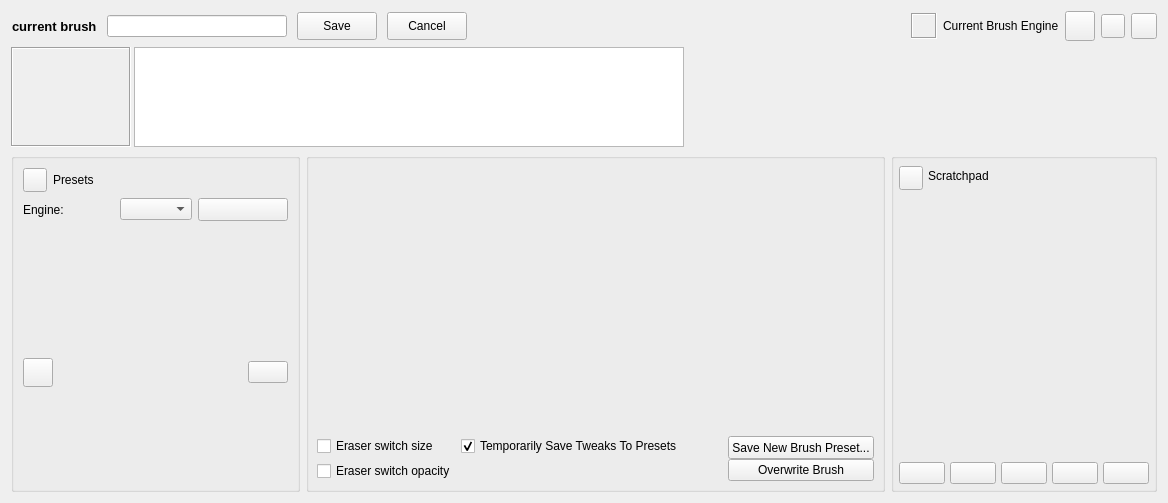
Before: the Qt Designer form libs/ui/forms/wdgpaintopsettings.ui in KDE/krita, drawn with Qt 5.
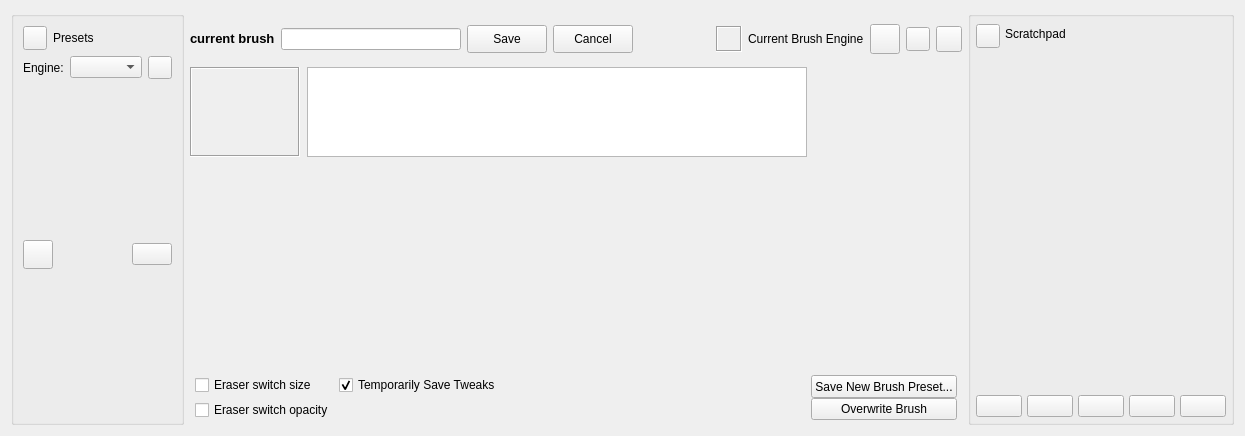
After: the same form once the commit is applied. Custom widgets are drawn as their Qt base class.

Commit message: Moved the scratchpad and presets list to the sides of the editor instead of underneath it

Diff of the .ui file:
```diff
--- a/libs/ui/forms/wdgpaintopsettings.ui
+++ b/libs/ui/forms/wdgpaintopsettings.ui
@@ -6,36 +6,237 @@
    <rect>
     <x>0</x>
     <y>0</y>
-    <width>1168</width>
-    <height>503</height>
+    <width>1245</width>
+    <height>436</height>
    </rect>
   </property>
   <property name="windowTitle">
    <string>Brush Editor</string>
   </property>
-  <layout class="QGridLayout" name="gridLayout_2">
-   <item row="0" column="0" colspan="3">
-    <layout class="QHBoxLayout" name="brushEditorDashboard">
-     <property name="spacing">
-      <number>9</number>
+  <layout class="QHBoxLayout" name="horizontalLayout_5">
+   <item>
+    <widget class="QGroupBox" name="presetsContainer">
+     <property name="title">
+      <string/>
      </property>
-     <property name="leftMargin">
-      <number>1</number>
+     <property name="alignment">
+      <set>Qt::AlignLeading|Qt::AlignLeft|Qt::AlignVCenter</set>
      </property>
+     <layout class="QVBoxLayout" name="verticalLayout_3">
      <item>
-      <layout class="QVBoxLayout" name="verticalLayout_4">
+       <layout class="QHBoxLayout" name="horizontalLayout_7">
+        <item>
+         <widget class="QPushButton" name="showPresetsButton">
+          <property name="minimumSize">
+           <size>
+            <width>24</width>
+            <height>24</height>
+           </size>
+          </property>
+          <property name="maximumSize">
+           <size>
+            <width>24</width>
+            <height>24</height>
+           </size>
+          </property>
+          <property name="text">
+           <string/>
+          </property>
+          <property name="iconSize">
+           <size>
+            <width>12</width>
+            <height>12</height>
+           </size>
+          </property>
+          <property name="shortcut">
+           <string notr="true"/>
+          </property>
+         </widget>
+        </item>
+        <item>
+         <widget class="QLabel" name="presetsSidebarLabel">
+          <property name="sizePolicy">
+           <sizepolicy hsizetype="Minimum" vsizetype="Minimum">
+            <horstretch>0</horstretch>
+            <verstretch>0</verstretch>
+           </sizepolicy>
+          </property>
+          <property name="text">
+           <string>Presets</string>
+          </property>
+         </widget>
+        </item>
+       </layout>
+      </item>
+      <item>
+       <layout class="QHBoxLayout" name="horizontalLayout_4">
+        <item>
+         <widget class="QLabel" name="engineFilterLabel">
+          <property name="sizePolicy">
+           <sizepolicy hsizetype="Minimum" vsizetype="Minimum">
+            <horstretch>0</horstretch>
+            <verstretch>0</verstretch>
+           </sizepolicy>
+          </property>
+          <property name="text">
+           <string>Engine:</string>
+          </property>
+         </widget>
+        </item>
+        <item>
+         <widget class="QComboBox" name="brushEgineComboBox">
+          <property name="sizePolicy">
+           <sizepolicy hsizetype="Fixed" vsizetype="Fixed">
+            <horstretch>0</horstretch>
+            <verstretch>0</verstretch>
+           </sizepolicy>
+          </property>
+         </widget>
+        </item>
+        <item>
+         <widget class="QToolButton" name="presetChangeViewToolButton">
+          <property name="sizePolicy">
+           <sizepolicy hsizetype="Minimum" vsizetype="Fixed">
+            <horstretch>0</horstretch>
+            <verstretch>0</verstretch>
+           </sizepolicy>
+          </property>
+          <property name="text">
+           <string/>
+          </property>
+         </widget>
+        </item>
+       </layout>
+      </item>
+      <item>
+       <widget class="KisPresetSelectorStrip" name="presetWidget" native="true">
+        <property name="sizePolicy">
+         <sizepolicy hsizetype="Preferred" vsizetype="MinimumExpanding">
+          <horstretch>0</horstretch>
+          <verstretch>0</verstretch>
+         </sizepolicy>
+        </property>
+        <property name="minimumSize">
+         <size>
+          <width>0</width>
+          <height>120</height>
+         </size>
+        </property>
+        <property name="maximumSize">
+         <size>
+          <width>1677215</width>
+          <height>1677215</height>
+         </size>
+        </property>
+       </widget>
+      </item>
+      <item>
+       <spacer name="verticalSpacer">
+        <property name="orientation">
+         <enum>Qt::Vertical</enum>
+        </property>
+        <property name="sizeType">
+         <enum>QSizePolicy::Preferred</enum>
+        </property>
+        <property name="sizeHint" stdset="0">
+         <size>
+          <width>5</width>
+          <height>5</height>
+         </size>
+        </property>
+       </spacer>
+      </item>
+      <item>
+       <layout class="QHBoxLayout" name="horizontalLayout_9">
+        <item>
+         <widget class="QToolButton" name="newPresetEngineButton">
+          <property name="text">
+           <string/>
+          </property>
+          <property name="iconSize">
+           <size>
+            <width>22</width>
+            <height>22</height>
+           </size>
+          </property>
+         </widget>
+        </item>
+        <item>
+         <spacer name="horizontalSpacer_5">
+          <property name="orientation">
+           <enum>Qt::Horizontal</enum>
+          </property>
+          <property name="sizeHint" stdset="0">
+           <size>
+            <width>5</width>
+            <height>10</height>
+           </size>
+          </property>
+         </spacer>
+        </item>
+        <item>
+         <widget class="QPushButton" name="bnBlacklistPreset">
+          <property name="sizePolicy">
+           <sizepolicy hsizetype="Fixed" vsizetype="Fixed">
+            <horstretch>0</horstretch>
+            <verstretch>0</verstretch>
+           </sizepolicy>
+          </property>
+          <property name="minimumSize">
+           <size>
+            <width>0</width>
+            <height>0</height>
+           </size>
+          </property>
+          <property name="text">
+           <string/>
+          </property>
+          <property name="iconSize">
+           <size>
+            <width>22</width>
+            <height>22</height>
+           </size>
+          </property>
+          <property name="autoDefault">
+           <bool>false</bool>
+          </property>
+          <property name="flat">
+           <bool>false</bool>
+          </property>
+         </widget>
+        </item>
+       </layout>
+      </item>
+      <item>
+       <spacer name="presetsSpacer">
+        <property name="orientation">
+         <enum>Qt::Vertical</enum>
+        </property>
+        <property name="sizeHint" stdset="0">
+         <size>
+          <width>20</width>
+          <height>10</height>
+         </size>
+        </property>
+       </spacer>
+      </item>
+     </layout>
+    </widget>
+   </item>
+   <item>
+    <layout class="QVBoxLayout" name="brushEditorSettingsControls">
        <property name="spacing">
         <number>0</number>
        </property>
        <item>
-        <layout class="QHBoxLayout" name="horizontalLayout_6">
+      <layout class="QHBoxLayout" name="horizontalLayout">
          <property name="spacing">
-          <number>10</number>
+        <number>6</number>
          </property>
          <item>
           <widget class="QLabel" name="currentBrushNameLabel">
            <property name="sizePolicy">
-            <sizepolicy hsizetype="Minimum" vsizetype="Preferred">
+          <sizepolicy hsizetype="Fixed" vsizetype="Fixed">
              <horstretch>0</horstretch>
              <verstretch>0</verstretch>
             </sizepolicy>
@@ -94,10 +295,6 @@
            </property>
           </widget>
          </item>
-        </layout>
-       </item>
-      </layout>
-     </item>
      <item>
       <spacer name="horizontalSpacer_2">
        <property name="orientation">
@@ -105,17 +302,12 @@
        </property>
        <property name="sizeHint" stdset="0">
         <size>
-         <width>40</width>
-         <height>20</height>
+           <width>148</width>
+           <height>56</height>
         </size>
        </property>
       </spacer>
      </item>
-     <item>
-      <layout class="QHBoxLayout" name="horizontalLayout_5">
-       <property name="spacing">
-        <number>6</number>
-       </property>
        <item>
         <widget class="QLabel" name="currentBrushEngineIcon">
          <property name="sizePolicy">
@@ -143,6 +335,12 @@
        </item>
        <item>
         <widget class="QLabel" name="currentBrushEngineLabel">
+         <property name="sizePolicy">
+          <sizepolicy hsizetype="Fixed" vsizetype="Fixed">
+           <horstretch>0</horstretch>
+           <verstretch>0</verstretch>
+          </sizepolicy>
+         </property>
          <property name="text">
           <string>Current Brush Engine</string>
          </property>
@@ -228,12 +426,10 @@
        </item>
       </layout>
      </item>
-    </layout>
-   </item>
-   <item row="1" column="0" colspan="3">
+     <item>
     <layout class="QHBoxLayout" name="horizontalLayout_10">
      <property name="spacing">
-      <number>3</number>
+        <number>7</number>
      </property>
      <item>
       <widget class="QLabel" name="presetThumbnailicon">
@@ -245,8 +441,8 @@
        </property>
        <property name="minimumSize">
         <size>
-         <width>120</width>
-         <height>100</height>
+           <width>110</width>
+           <height>90</height>
         </size>
        </property>
        <property name="frameShape">
@@ -273,14 +469,14 @@
        </property>
        <property name="minimumSize">
         <size>
-         <width>550</width>
-         <height>100</height>
+           <width>500</width>
+           <height>90</height>
         </size>
        </property>
        <property name="maximumSize">
         <size>
-         <width>550</width>
-         <height>100</height>
+           <width>500</width>
+           <height>90</height>
         </size>
        </property>
        <property name="font">
@@ -335,239 +531,6 @@
      </item>
     </layout>
    </item>
-   <item row="2" column="0">
-    <widget class="QGroupBox" name="presetsContainer">
-     <property name="title">
-      <string/>
-     </property>
-     <property name="alignment">
-      <set>Qt::AlignLeading|Qt::AlignLeft|Qt::AlignVCenter</set>
-     </property>
-     <layout class="QVBoxLayout" name="verticalLayout_3">
-      <item>
-       <layout class="QHBoxLayout" name="horizontalLayout_7">
-        <item>
-         <widget class="QPushButton" name="showPresetsButton">
-          <property name="minimumSize">
-           <size>
-            <width>24</width>
-            <height>24</height>
-           </size>
-          </property>
-          <property name="maximumSize">
-           <size>
-            <width>24</width>
-            <height>24</height>
-           </size>
-          </property>
-          <property name="text">
-           <string/>
-          </property>
-          <property name="iconSize">
-           <size>
-            <width>12</width>
-            <height>12</height>
-           </size>
-          </property>
-          <property name="shortcut">
-           <string notr="true"/>
-          </property>
-         </widget>
-        </item>
-        <item>
-         <widget class="QLabel" name="presetsSidebarLabel">
-          <property name="sizePolicy">
-           <sizepolicy hsizetype="Minimum" vsizetype="Minimum">
-            <horstretch>0</horstretch>
-            <verstretch>0</verstretch>
-           </sizepolicy>
-          </property>
-          <property name="text">
-           <string>Presets</string>
-          </property>
-         </widget>
-        </item>
-       </layout>
-      </item>
-      <item>
-       <layout class="QHBoxLayout" name="horizontalLayout_4">
-        <item>
-         <widget class="QLabel" name="engineFilterLabel">
-          <property name="sizePolicy">
-           <sizepolicy hsizetype="Minimum" vsizetype="Minimum">
-            <horstretch>0</horstretch>
-            <verstretch>0</verstretch>
-           </sizepolicy>
-          </property>
-          <property name="text">
-           <string>Engine:</string>
-          </property>
-         </widget>
-        </item>
-        <item>
-         <widget class="QComboBox" name="brushEgineComboBox">
-          <property name="sizePolicy">
-           <sizepolicy hsizetype="Fixed" vsizetype="Fixed">
-            <horstretch>0</horstretch>
-            <verstretch>0</verstretch>
-           </sizepolicy>
-          </property>
-         </widget>
-        </item>
-        <item>
-         <widget class="QToolButton" name="presetChangeViewToolButton">
-          <property name="sizePolicy">
-           <sizepolicy hsizetype="Minimum" vsizetype="Fixed">
-            <horstretch>0</horstretch>
-            <verstretch>0</verstretch>
-           </sizepolicy>
-          </property>
-          <property name="text">
-           <string/>
-          </property>
-         </widget>
-        </item>
-       </layout>
-      </item>
-      <item>
-       <widget class="KisPresetSelectorStrip" name="presetWidget" native="true">
-        <property name="sizePolicy">
-         <sizepolicy hsizetype="Preferred" vsizetype="MinimumExpanding">
-          <horstretch>0</horstretch>
-          <verstretch>0</verstretch>
-         </sizepolicy>
-        </property>
-        <property name="minimumSize">
-         <size>
-          <width>0</width>
-          <height>120</height>
-         </size>
-        </property>
-        <property name="maximumSize">
-         <size>
-          <width>1677215</width>
-          <height>1677215</height>
-         </size>
-        </property>
-       </widget>
-      </item>
-      <item>
-       <spacer name="verticalSpacer">
-        <property name="orientation">
-         <enum>Qt::Vertical</enum>
-        </property>
-        <property name="sizeType">
-         <enum>QSizePolicy::Preferred</enum>
-        </property>
-        <property name="sizeHint" stdset="0">
-         <size>
-          <width>5</width>
-          <height>5</height>
-         </size>
-        </property>
-       </spacer>
-      </item>
-      <item>
-       <layout class="QHBoxLayout" name="horizontalLayout_9">
-        <item>
-         <widget class="QToolButton" name="newPresetEngineButton">
-          <property name="text">
-           <string/>
-          </property>
-          <property name="iconSize">
-           <size>
-            <width>22</width>
-            <height>22</height>
-           </size>
-          </property>
-         </widget>
-        </item>
-        <item>
-         <spacer name="horizontalSpacer_5">
-          <property name="orientation">
-           <enum>Qt::Horizontal</enum>
-          </property>
-          <property name="sizeHint" stdset="0">
-           <size>
-            <width>5</width>
-            <height>10</height>
-           </size>
-          </property>
-         </spacer>
-        </item>
-        <item>
-         <widget class="QPushButton" name="bnBlacklistPreset">
-          <property name="sizePolicy">
-           <sizepolicy hsizetype="Fixed" vsizetype="Fixed">
-            <horstretch>0</horstretch>
-            <verstretch>0</verstretch>
-           </sizepolicy>
-          </property>
-          <property name="minimumSize">
-           <size>
-            <width>0</width>
-            <height>0</height>
-           </size>
-          </property>
-          <property name="text">
-           <string/>
-          </property>
-          <property name="iconSize">
-           <size>
-            <width>22</width>
-            <height>22</height>
-           </size>
-          </property>
-          <property name="autoDefault">
-           <bool>false</bool>
-          </property>
-          <property name="flat">
-           <bool>false</bool>
-          </property>
-         </widget>
-        </item>
-       </layout>
-      </item>
-      <item>
-       <spacer name="presetsSpacer">
-        <property name="orientation">
-         <enum>Qt::Vertical</enum>
-        </property>
-        <property name="sizeHint" stdset="0">
-         <size>
-          <width>20</width>
-          <height>10</height>
-         </size>
-        </property>
-       </spacer>
-      </item>
-     </layout>
-    </widget>
-   </item>
-   <item row="2" column="1">
-    <widget class="QGroupBox" name="brushEditorSettingsControls">
-     <property name="title">
-      <string/>
-     </property>
-     <property name="flat">
-      <bool>false</bool>
-     </property>
-     <layout class="QVBoxLayout" name="brushEditorLayout">
-      <property name="spacing">
-       <number>0</number>
-      </property>
-      <property name="leftMargin">
-       <number>3</number>
-      </property>
-      <property name="topMargin">
-       <number>1</number>
-      </property>
-      <property name="rightMargin">
-       <number>3</number>
-      </property>
-      <property name="bottomMargin">
-       <number>3</number>
-      </property>
       <item>
        <widget class="QFrame" name="frmOptionWidgetContainer">
         <property name="sizePolicy">
@@ -640,7 +603,7 @@
              </sizepolicy>
             </property>
             <property name="text">
-             <string>Temporarily Save Tweaks To Presets</string>
+            <string>Temporarily Save Tweaks</string>
             </property>
             <property name="checked">
              <bool>true</bool>
@@ -738,29 +701,9 @@
         </item>
        </layout>
       </item>
+    </layout>
+   </item>
       <item>
-       <layout class="QHBoxLayout" name="horizontalLayout">
-        <property name="spacing">
-         <number>5</number>
-        </property>
-        <property name="leftMargin">
-         <number>5</number>
-        </property>
-        <property name="topMargin">
-         <number>0</number>
-        </property>
-        <property name="rightMargin">
-         <number>5</number>
-        </property>
-        <property name="bottomMargin">
-         <number>0</number>
-        </property>
-       </layout>
-      </item>
-     </layout>
-    </widget>
-   </item>
-   <item row="2" column="2">
     <widget class="QGroupBox" name="scratchpadControls">
      <property name="title">
       <string/>
```
Lines whose indentation alone changed are shown as unchanged. The commit also changes 1 other file.
